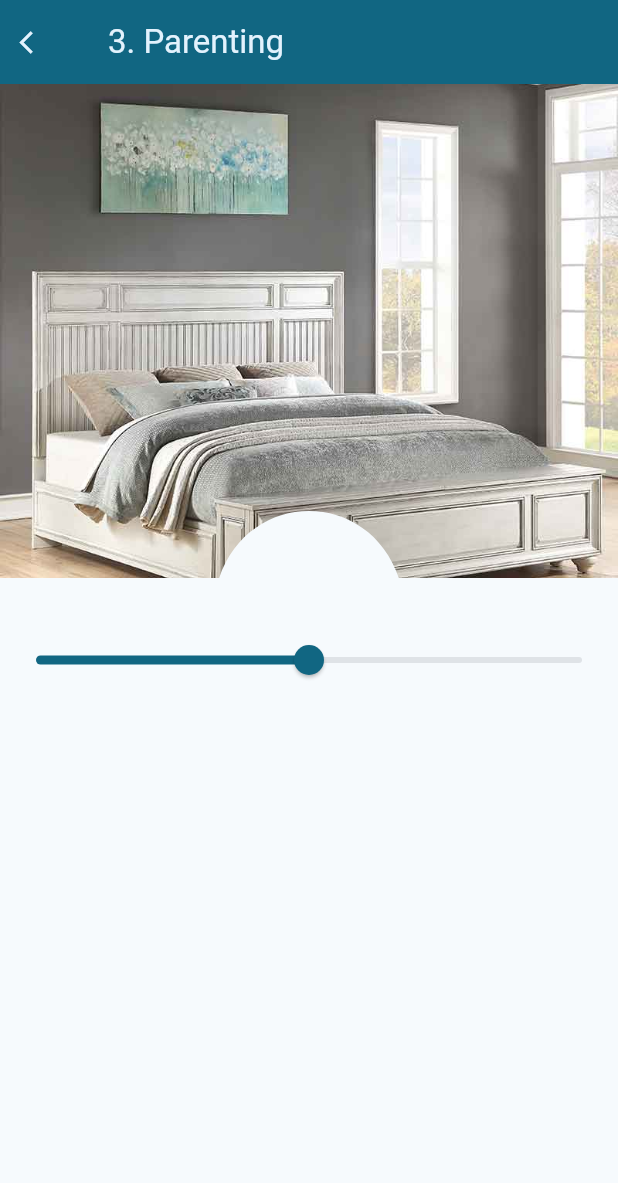
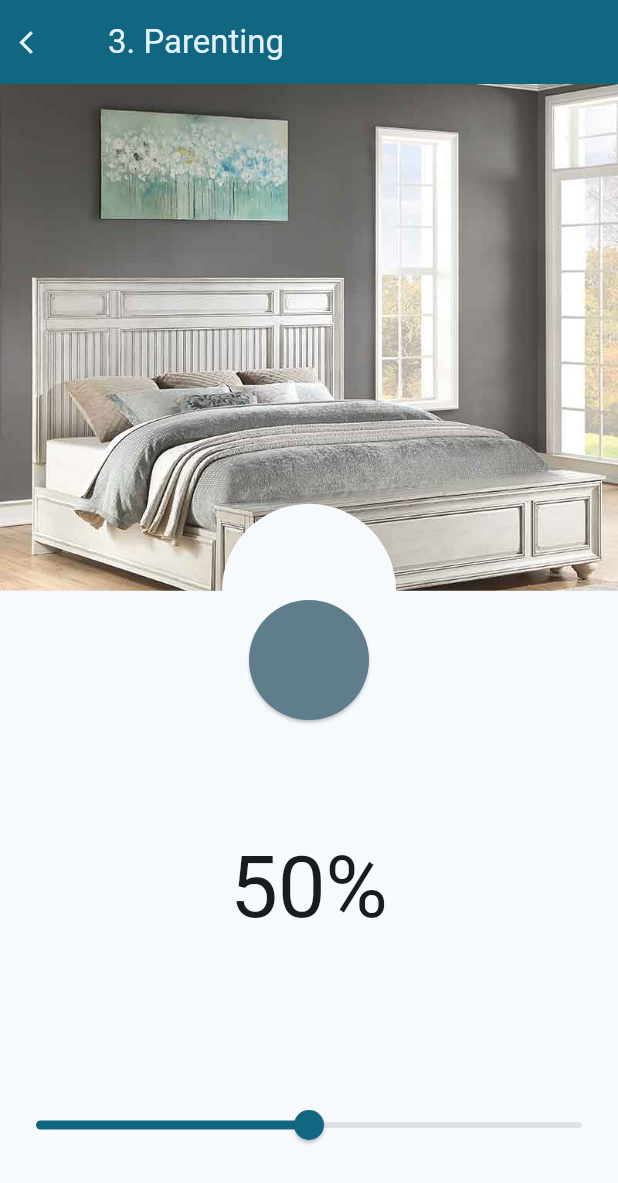
Before and after one commit to ash-valley/flutter_12uiux, a Flutter app: the Parenting screen opened by its route, on a phone screen of 412 x 824 dp. Shown: the top 1183 px of the screen. Run offline on Flutter 3.47's test engine with Material 2 defaults, Android fonts, the phone set to English and light mode, and no system bars; our stand-ins replace go_router.

Commit message:
feat(parenting): sliderにclipが追従できる形までできた

```diff
--- a/lib/page/parenting.dart
+++ b/lib/page/parenting.dart
@@ -1,7 +1,7 @@
 import 'package:flutter/material.dart';
 import 'package:flutter_12uiux/common/scaffold.dart';
 
-const sliderSize = 60.0;
+const sliderRadius = 40.0;
 
 class Parenting extends StatelessWidget {
   const Parenting({super.key, required this.title});
@@ -42,7 +42,7 @@ class _ParentingSliderState extends State<_ParentingSlider> {
         Align(
           alignment: Alignment.topCenter,
           child: SizedBox(
-            height: meSize.height * 0.4,
+            height: meSize.height * 0.41,
             width: meSize.width,
             child: ClipPath(
               clipper: SliderClipper(
@@ -55,13 +55,38 @@ class _ParentingSliderState extends State<_ParentingSlider> {
             ),
           ),
         ),
-        Slider(
+        Positioned(
+          bottom: 50,
+          left: 0,
+          right: 0,
+          child: Slider(
             value: _lightIntensity,
+            onChanged: ((value) {}),
+          ),
+        ),
+        Positioned(
+          bottom: 200,
+          child: Text(
+            '${(_lightIntensity * 100).round().toString()}%',
+            style: Theme.of(context).textTheme.headline1,
+          ),
+        ),
+        SliderTheme(
+          data: SliderTheme.of(context).copyWith(
+            trackHeight: 0,
+            thumbColor: Colors.blueGrey,
+            thumbShape:
+                const RoundSliderThumbShape(enabledThumbRadius: sliderRadius),
+          ),
+          child: Slider(
+            value: _lightIntensity,
+            divisions: 100,
             onChanged: ((value) {
               setState(() {
                 _lightIntensity = value;
               });
             }),
+          ),
         ),
       ],
     );
@@ -79,16 +104,19 @@ class SliderClipper extends CustomClipper<Path> {
   Path getClip(Size size) {
     final height = size.height;
     final width = size.width;
+    const clipRadius = sliderRadius + 18;
+    final adjustSliderValue =
+        (width - sliderRadius * 2) * lightIntensity + sliderRadius;
     return Path()
       ..lineTo(0, height)
-      ..lineTo(width * lightIntensity - sliderSize, height)
-      ..cubicTo(
-          width * lightIntensity - sliderSize / 1.5,
-          height - sliderSize,
-          width * lightIntensity + sliderSize / 1.5,
-          height - sliderSize,
-          width * lightIntensity + sliderSize,
-          height)
+      ..lineTo(adjustSliderValue - clipRadius, height)
+      ..arcToPoint(
+        Offset(
+          adjustSliderValue + clipRadius,
+          height,
+        ),
+        radius: const Radius.circular(sliderRadius),
+      )
       ..lineTo(width, height)
       ..lineTo(width, 0)
       ..close();
```
Lines whose indentation alone changed are shown as unchanged.
